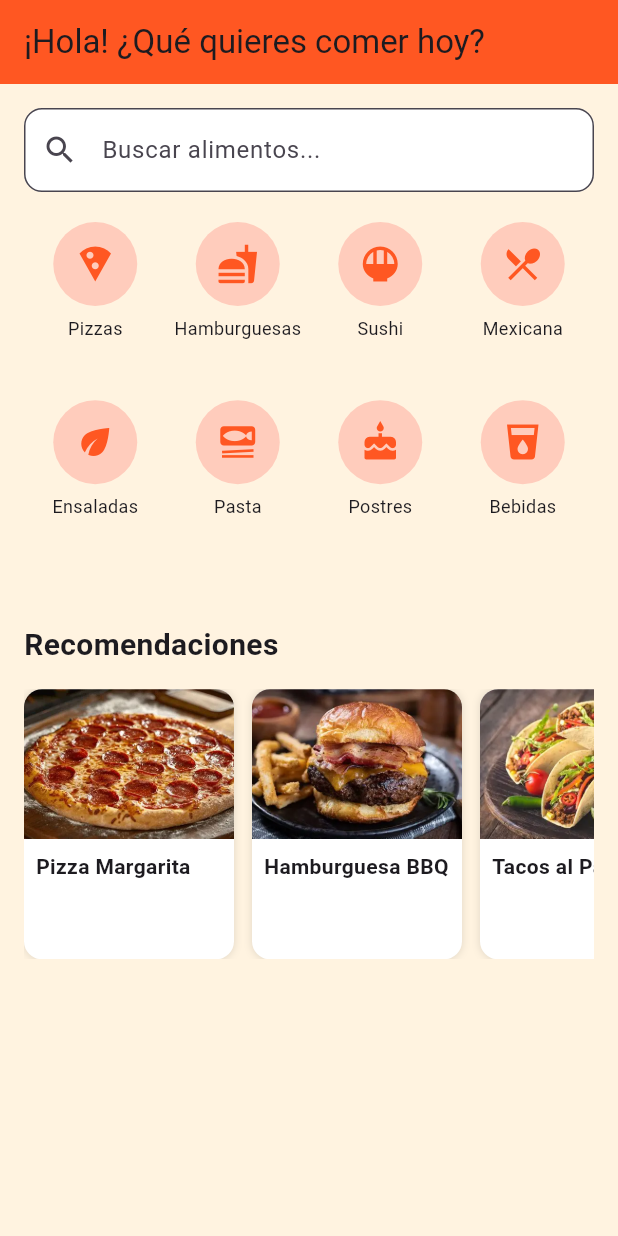
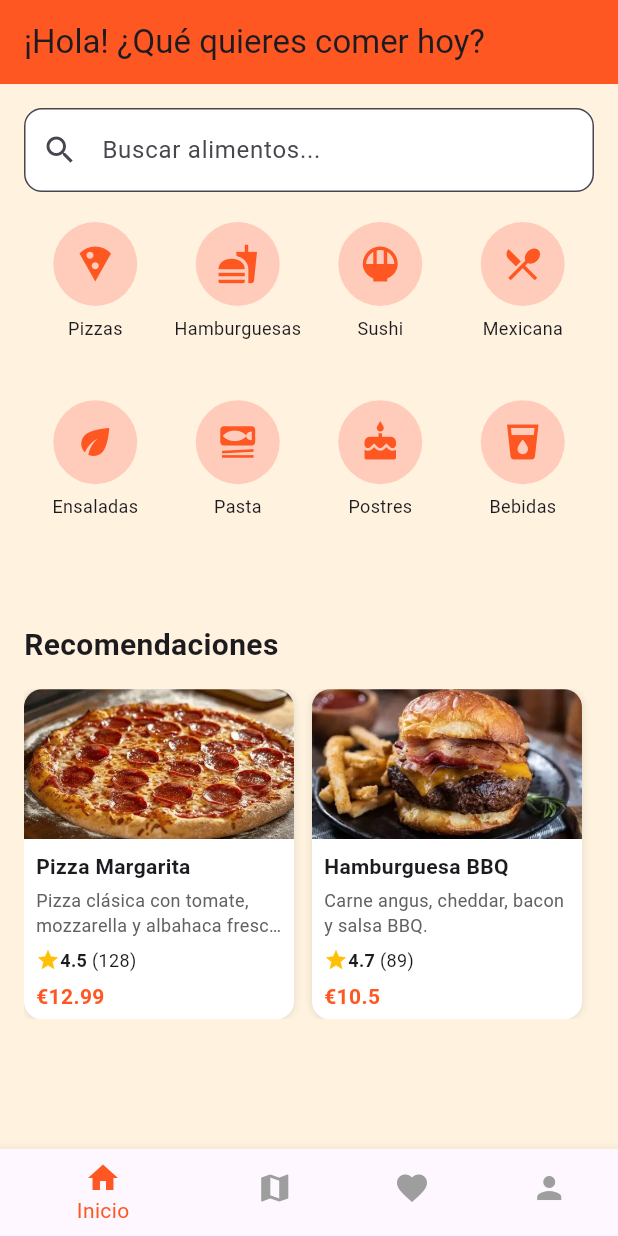
Before and after one commit to nicolas-EGPixel/MISAZ-N, a Flutter app: the HomePage screen opened directly, on a phone screen of 412 x 824 dp. Run offline on Flutter 3.47's test engine with Material 3 defaults, Android fonts, the phone set to English and light mode, and no system bars.

Commit message:
otra vez

```diff
--- a/lib/pages/home_page.dart
+++ b/lib/pages/home_page.dart
@@ -1,6 +1,13 @@
 import 'package:flutter/material.dart';
 
-class HomePage extends StatelessWidget {
+class HomePage extends StatefulWidget {
+  @override
+  _HomePageState createState() => _HomePageState();
+}
+
+class _HomePageState extends State<HomePage> {
+  int _selectedIndex = 0;
+
   final List<Map<String, dynamic>> categories = [
     {"icon": Icons.local_pizza, "label": "Pizzas"},
     {"icon": Icons.fastfood, "label": "Hamburguesas"},
@@ -71,25 +78,77 @@ class HomePage extends StatelessWidget {
                 style: TextStyle(fontSize: 20, fontWeight: FontWeight.bold)),
             SizedBox(height: 15),
             Container(
-              height: 180,
+              height: 220,
               child: ListView(
                 scrollDirection: Axis.horizontal,
                 children: [
-                  _foodCard("Pizza Margarita", "assets/images/pizza.webp"),
-                  _foodCard("Hamburguesa BBQ", "assets/images/burger.webp"),
-                  _foodCard("Tacos al Pastor", "assets/images/tacos.webp"),
+                  _foodCard(
+                    "Pizza Margarita",
+                    "Pizza clásica con tomate, mozzarella y albahaca fresca.",
+                    "assets/images/pizza.webp",
+                    4.5,
+                    128,
+                    12.99,
+                  ),
+                  _foodCard(
+                    "Hamburguesa BBQ",
+                    "Carne angus, cheddar, bacon y salsa BBQ.",
+                    "assets/images/burger.webp",
+                    4.7,
+                    89,
+                    10.50,
+                  ),
+                  _foodCard(
+                    "Tacos Variado",
+                    "Selección de 24 piezas premium.",
+                    "assets/images/tacos.webp",
+                    4.8,
+                    256,
+                    24.99,
+                  ),
                 ],
               ),
             ),
           ],
         ),
       ),
+
+      // ---------------- BOTTOM NAVIGATION ----------------
+      bottomNavigationBar: BottomNavigationBar(
+        currentIndex: _selectedIndex,
+        selectedItemColor: Colors.deepOrange,
+        unselectedItemColor: Colors.grey,
+        onTap: (index) {
+          setState(() {
+            _selectedIndex = index;
+          });
+        },
+        items: const [
+          BottomNavigationBarItem(
+            icon: Icon(Icons.home),
+            label: "Inicio",
+          ),
+          BottomNavigationBarItem(
+            icon: Icon(Icons.map),
+            label: "Mapa",
+          ),
+          BottomNavigationBarItem(
+            icon: Icon(Icons.favorite),
+            label: "Favoritos",
+          ),
+          BottomNavigationBarItem(
+            icon: Icon(Icons.person),
+            label: "Perfil",
+          ),
+        ],
+      ),
     );
   }
 
-  Widget _foodCard(String title, String imagePath) {
+  Widget _foodCard(String title, String description, String imagePath,
+      double rating, int reviews, double price) {
     return Container(
-      width: 140,
+      width: 180,
       margin: EdgeInsets.only(right: 12),
       decoration: BoxDecoration(
         color: Colors.white,
@@ -101,12 +160,40 @@ class HomePage extends StatelessWidget {
         children: [
           ClipRRect(
             borderRadius: BorderRadius.vertical(top: Radius.circular(12)),
-            child: Image.asset(imagePath, height: 100, width: 140, fit: BoxFit.cover),
+            child: Image.asset(imagePath,
+                height: 100, width: 180, fit: BoxFit.cover),
           ),
           Padding(
             padding: const EdgeInsets.all(8.0),
-            child: Text(title,
-                style: TextStyle(fontWeight: FontWeight.bold, fontSize: 14)),
+            child: Column(
+              crossAxisAlignment: CrossAxisAlignment.start,
+              children: [
+                Text(title,
+                    style: TextStyle(
+                        fontWeight: FontWeight.bold, fontSize: 14)),
+                SizedBox(height: 4),
+                Text(description,
+                    style: TextStyle(fontSize: 12, color: Colors.grey[700]),
+                    maxLines: 2,
+                    overflow: TextOverflow.ellipsis),
+                SizedBox(height: 6),
+                Row(
+                  children: [
+                    Icon(Icons.star, color: Colors.amber, size: 16),
+                    Text("$rating",
+                        style: TextStyle(
+                            fontSize: 12, fontWeight: FontWeight.bold)),
+                    Text(" ($reviews)", style: TextStyle(fontSize: 12)),
+                  ],
+                ),
+                SizedBox(height: 6),
+                Text("€$price",
+                    style: TextStyle(
+                        fontSize: 14,
+                        fontWeight: FontWeight.bold,
+                        color: Colors.deepOrange)),
+              ],
+            ),
           ),
         ],
       ),
```
